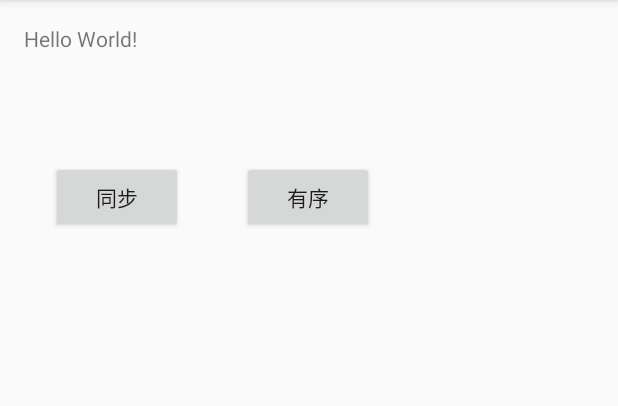
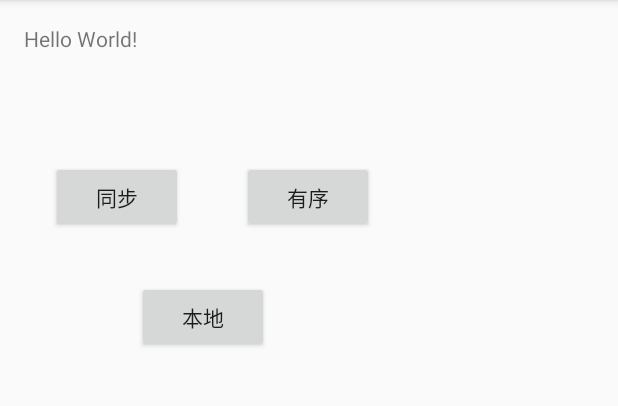
Before and after one commit to nanzhitu/Android_Demo, an Android app: the screen it shows after launch (MainActivity), on a phone screen of 412 x 824 dp, the part 84-490 px from its top. Run offline under Robolectric (Android 15) with nearby library versions, the phone set to English and light mode, and no system bars.

Commit message:
add LocalBroadcast

```diff
--- /dev/null
+++ b/001_MyBroadcastReceiver/app/src/main/java/com/example/neo_gjye/mybroadcastreceiver/LocalBroadcastReceiver.java
@@ -0,0 +1,21 @@
+package com.example.neo_gjye.mybroadcastreceiver;
+
+import android.content.BroadcastReceiver;
+import android.content.Context;
+import android.content.Intent;
+import android.widget.Toast;
+
+public class LocalBroadcastReceiver extends BroadcastReceiver {
+    public LocalBroadcastReceiver() {
+    }
+
+    @Override
+    public void onReceive(Context context, Intent intent) {
+        // TODO: This method is called when the BroadcastReceiver is receiving
+        String name = intent.getExtras().getString("name");
+        Toast.makeText(context,"广播4已发送。。。" + name , Toast.LENGTH_SHORT).show();
+        // an Intent broadcast.
+      //  throw new UnsupportedOperationException("Not yet implemented");
+    }
+
+}
--- a/001_MyBroadcastReceiver/app/src/main/java/com/example/neo_gjye/mybroadcastreceiver/MainActivity.java
+++ b/001_MyBroadcastReceiver/app/src/main/java/com/example/neo_gjye/mybroadcastreceiver/MainActivity.java
@@ -1,6 +1,8 @@
 package com.example.neo_gjye.mybroadcastreceiver;
 
 import android.content.Intent;
+import android.content.IntentFilter;
+import android.support.v4.content.LocalBroadcastManager;
 import android.support.v7.app.AppCompatActivity;
 import android.os.Bundle;
 import android.view.View;
@@ -9,12 +11,19 @@ import android.widget.Button;
 public class MainActivity extends AppCompatActivity {
     Button sendBtn;
     Button orderBtn;
+    Button localBtn;
+    LocalBroadcastReceiver localReceiver;
+    LocalBroadcastManager lbm;
     @Override
     protected void onCreate(Bundle savedInstanceState) {
         super.onCreate(savedInstanceState);
         setContentView(R.layout.activity_main);
         sendBtn = (Button)findViewById(R.id.sendBtn);
         orderBtn = (Button)findViewById(R.id.orderBtn);
+        localBtn = (Button)findViewById(R.id.localBtn);
+        localReceiver = new LocalBroadcastReceiver();
+        lbm = LocalBroadcastManager.getInstance(MainActivity.this);
+        lbm.registerReceiver(localReceiver,new IntentFilter("localReceiver"));
 
         sendBtn.setOnClickListener(new View.OnClickListener() {
             @Override
@@ -35,5 +44,22 @@ public class MainActivity extends AppCompatActivity {
                 sendOrderedBroadcast(intent,null);
             }
         });
+
+        localBtn.setOnClickListener(new View.OnClickListener() {
+            @Override
+            public void onClick(View v) {
+                Intent intent = new Intent();
+                intent.setAction("localReceiver");
+                intent.putExtra("name","fish4");
+                lbm.sendBroadcast(intent);
+
+            }
+        });
+    }
+
+    @Override
+    protected void onDestroy() {
+        super.onDestroy();
+        lbm.unregisterReceiver(localReceiver);
     }
 }
--- a/001_MyBroadcastReceiver/app/src/main/res/layout/activity_main.xml
+++ b/001_MyBroadcastReceiver/app/src/main/res/layout/activity_main.xml
@@ -13,7 +13,8 @@
     <TextView
         android:layout_width="wrap_content"
         android:layout_height="wrap_content"
-        android:text="Hello World!" />
+        android:text="Hello World!"
+        android:id="@+id/textView" />
 
     <Button
         android:text="同步"
@@ -33,4 +34,13 @@
         android:layout_toEndOf="@+id/sendBtn"
         android:layout_marginStart="39dp"
         android:id="@+id/orderBtn" />
+
+    <Button
+        android:text="本地"
+        android:layout_width="wrap_content"
+        android:layout_height="wrap_content"
+        android:layout_below="@+id/sendBtn"
+        android:layout_toEndOf="@+id/textView"
+        android:layout_marginTop="32dp"
+        android:id="@+id/localBtn" />
 </RelativeLayout>
```
Also changed, not shown: 001_MyBroadcastReceiver/app/src/main/AndroidManifest.xml (+6 -2 lines).
